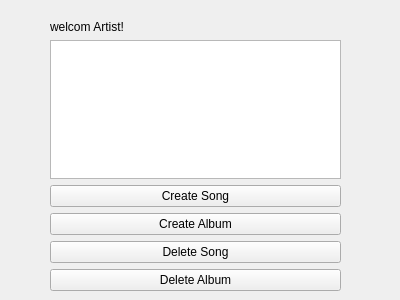
Above: UI/artistwidget.ui from zmahdinezhad125-arch/Spotify_Music before the change. Below: the same form after it.
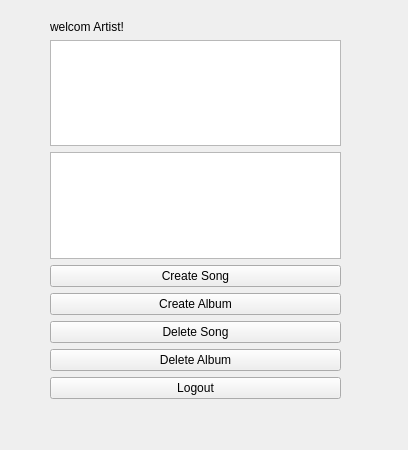
That is the form after the change.

Commit message: Add logout and basic exception handing

Patch:
```diff
--- a/UI/artistwidget.ui
+++ b/UI/artistwidget.ui
@@ -6,8 +6,8 @@
    <rect>
     <x>0</x>
     <y>0</y>
-    <width>400</width>
-    <height>300</height>
+    <width>408</width>
+    <height>450</height>
    </rect>
   </property>
   <property name="windowTitle">
@@ -19,7 +19,7 @@
      <x>50</x>
      <y>20</y>
      <width>291</width>
-     <height>271</height>
+     <height>379</height>
     </rect>
    </property>
    <layout class="QVBoxLayout" name="verticalLayout">
@@ -33,6 +33,9 @@
     <item>
      <widget class="QListWidget" name="albumsListWidget"/>
     </item>
+    <item>
+     <widget class="QListWidget" name="songsListWidget"/>
+    </item>
     <item>
      <layout class="QHBoxLayout" name="horizontalLayout_2"/>
     </item>
@@ -57,13 +60,20 @@
       </property>
      </widget>
     </item>
-    <item alignment="Qt::AlignmentFlag::AlignVCenter">
+    <item>
      <widget class="QPushButton" name="deleteAlbumButton">
       <property name="text">
        <string>Delete Album</string>
       </property>
      </widget>
     </item>
+    <item>
+     <widget class="QPushButton" name="logoutButton">
+      <property name="text">
+       <string>Logout</string>
+      </property>
+     </widget>
+    </item>
    </layout>
   </widget>
  </widget>
```
The commit also changes 14 other files.
